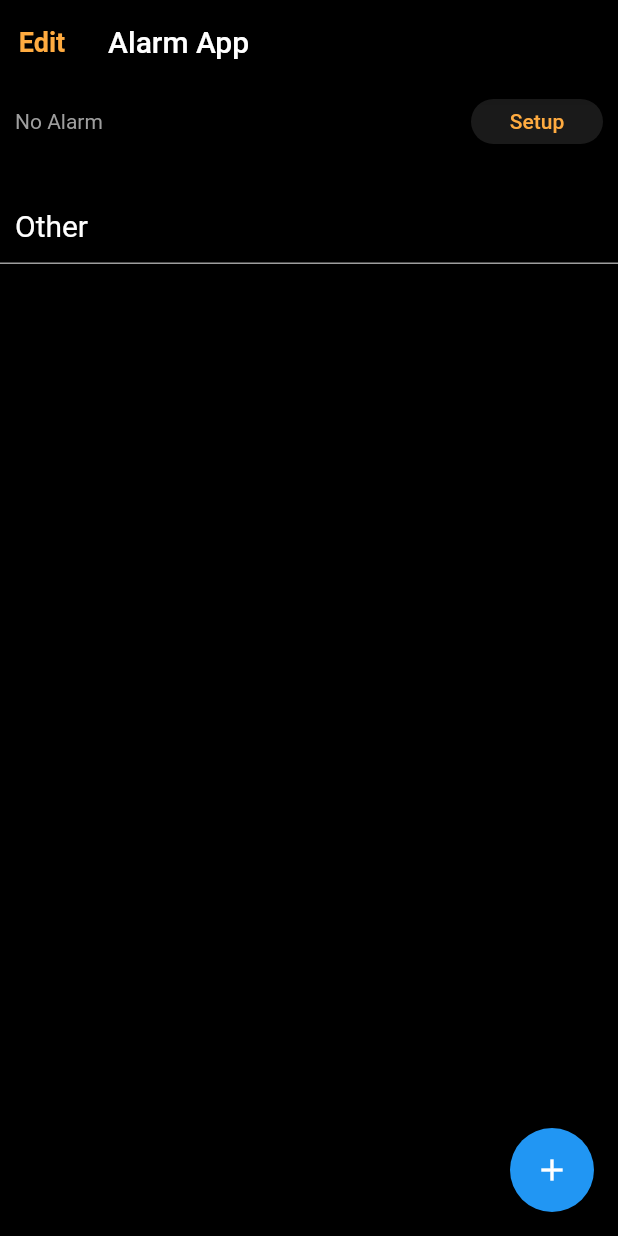
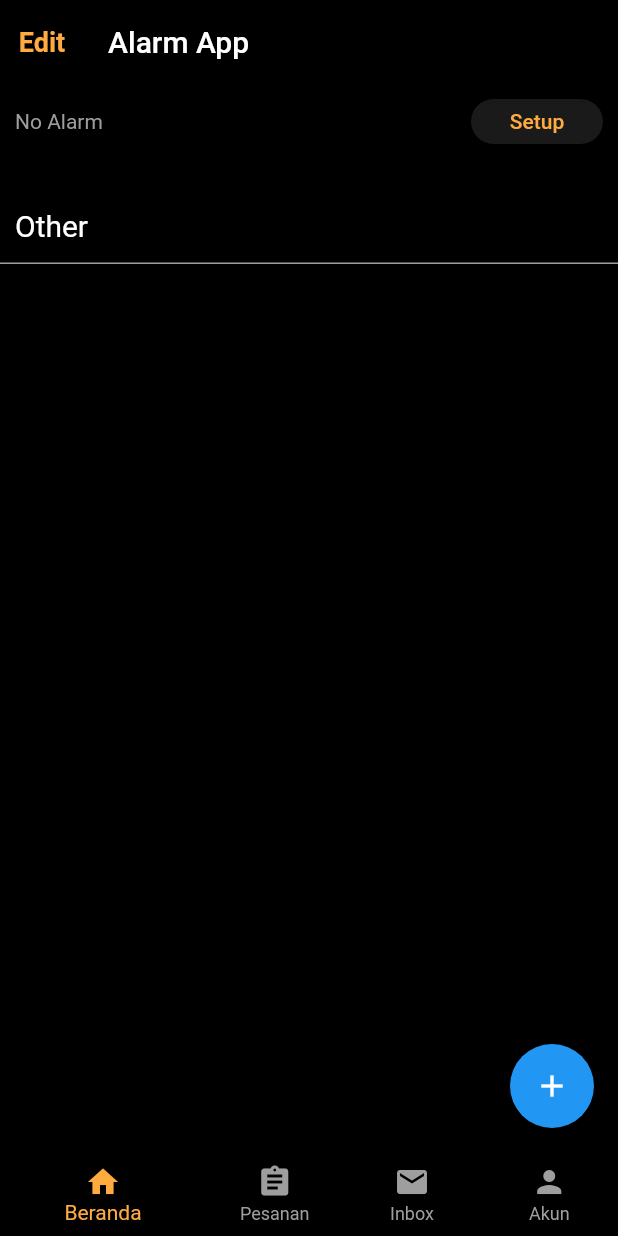
Before and after one commit to 280997frank/Alarm_app, a Flutter app: the screen it shows after launch, on a phone screen of 412 x 824 dp. Run offline on Flutter 3.47's test engine with Material 2 defaults, Android fonts, the phone set to English and light mode, and no system bars; our stand-ins replace flutter_local_notifications.

```diff
--- a/lib/main.dart
+++ b/lib/main.dart
@@ -47,12 +47,22 @@ class Judul extends StatefulWidget {
 }
 
 class _JudulState extends State<Judul> {
+  @override
+  void initState() {
+    super.initState();
+
+    dateTime = DateTime.now();
+  }
+
+
+  DateTime initialDate = DateTime.now();
   int counter = 0;
   int click = 1;
   bool startAndStop = true;
   bool stopwatch;
   bool alarm = false;
   String button = 'start';
+  bool isNotification = false;
   final alarms = <Alarm>[];
 
   void _activeButton(Alarm item, bool value) async {
@@ -60,7 +70,12 @@ class _JudulState extends State<Judul> {
       item.active = value;
     });
 
-    NotificationApi.showNotification(item.clock, value);
+    Future<bool> isNotif = NotificationApi.showNotification(item.clock, value);
+    isNotif.then((value) {
+      if (value) {
+        isNotification = true;
+      }
+    });
 
     startAndStop = false;
     stopwatch = true;
@@ -70,7 +85,9 @@ class _JudulState extends State<Judul> {
       }
       if (stopwatch) {
         int diff = item.clock.difference(DateTime.now()).inSeconds;
-        if ( diff <= -1) {
+        // print(diff);
+        // print(isNotification);
+        if ( diff <= -1 && isNotification) {
           stopwatch = false;
           setState(() {
             item.active = false;
@@ -83,21 +100,66 @@ class _JudulState extends State<Judul> {
   void _addAlarm(DateTime date) {
       setState(() {
         dateTime = date;
+        print('ini bro ' + dateTime.toString());
       });
   }
 
   void _setAlarm() {
-    int diff = dateTime.difference(DateTime.now()).inSeconds;
-
-    if(diff <= -1) {
-      dateTime = DateTime.now();
-    }
+    // int diff = dateTime.difference(DateTime.now()).inSeconds;
+    // setState(() {
+    //   initialDate = DateTime.now();
+    // });
+    //
+    // bool tes1 = initialDate.difference(DateTime.now()).inMinutes == 0;
+    // bool tes2 = dateTime.difference(initialDate).inSeconds == 0;
+    // print('ini tes1 ' + tes1.toString());
+    // print('ini tes2 ' + tes2.toString());
+    // if (initialDate.difference(DateTime.now()).inMinutes == 0 && dateTime.difference(initialDate).inSeconds == 0) {
+    //   dateTime = DateTime.now();
+    // }
+    //
+    // print('ini date time ' + dateTime.toString());
+    //
+    // // if(diff <= -1) {
+    // //   dateTime = DateTime.now();
+    // // }
 
     setState(() {
-      Alarm alarm = new Alarm(dateTime, false);
+      Alarm alarm = new Alarm(dateTime, true);
       alarms.add(alarm);
+
+      NotificationApi.showNotification(alarm.clock, alarm.active);
+
+      startAndStop = false;
+      stopwatch = true;
+
+      Timer.periodic(new Duration(seconds: 1), (timer) {
+        if (!stopwatch) {
+          timer.cancel();
+        }
+        if (stopwatch) {
+          int diff = alarm.clock.difference(DateTime.now()).inSeconds;
+          // print(diff);
+          // print(isNotification);
+          if ( diff <= -1 && isNotification) {
+            stopwatch = false;
+            setState(() {
+              alarm.active = false;
+            });
+          }
+        }
+      });
     });
   }
+
+  int _selectedNavbar = 0;
+
+  void _changeSelectedNavBar(int index) {
+    setState(() {
+      _selectedNavbar = index;
+    });
+  }
+
 
   DateTime dateTime = DateTime.now();
 
@@ -172,8 +234,9 @@ class _JudulState extends State<Judul> {
                 ],
               )
             ),
-            Container(
-              child: Column(
+            Expanded(
+              child: ListView(
+                shrinkWrap: true,
                 children: <Widget>[
                  ...alarms.map((item) {
                    final String formatted = DateFormat.Hm().format(item.clock);
@@ -184,9 +247,12 @@ class _JudulState extends State<Judul> {
                           children: <Widget>[
                             Padding(
                               padding: const EdgeInsets.only(left: 10.0, top: 10, bottom: 10),
-                              child: Text(formatted, style: TextStyle(
+                              child: item.active ? Text(formatted, style: TextStyle(
                                 fontSize: 40,
                                   color: Colors.white
+                              ),) : Text(formatted, style: TextStyle(
+                                  fontSize: 40,
+                                  color: Colors.grey
                               ),),
                             ),
                             Padding(
@@ -228,7 +294,6 @@ class _JudulState extends State<Judul> {
                   SizedBox(
                     height: 400,
                     child: CupertinoDatePicker(
-
                       initialDateTime: DateTime.now(),
                       onDateTimeChanged: (DateTime newDate) {
                         _addAlarm(newDate);
@@ -250,6 +315,32 @@ class _JudulState extends State<Judul> {
       },
       child: Icon(Icons.add),
     ),
+      bottomNavigationBar: BottomNavigationBar(
+        items: const <BottomNavigationBarItem>[
+          BottomNavigationBarItem(
+            backgroundColor: Colors.black,
+            icon: Icon(Icons.home),
+            title: Text('Beranda'),
+          ),
+          BottomNavigationBarItem(
+            icon: Icon(Icons.assignment),
+            title: Text('Pesanan'),
+          ),
+          BottomNavigationBarItem(
+            icon: Icon(Icons.mail),
+            title: Text('Inbox'),
+          ),
+          BottomNavigationBarItem(
+            icon: Icon(Icons.person),
+            title: Text('Akun'),
+          ),
+        ],
+        currentIndex: _selectedNavbar,
+        selectedItemColor: Colors.orangeAccent,
+        unselectedItemColor: Colors.grey,
+        showUnselectedLabels: true,
+        onTap: _changeSelectedNavBar,
+      ),
     );
   }
 }
```
Also changed, not shown: lib/notification_api.dart (+9 -2 lines).
